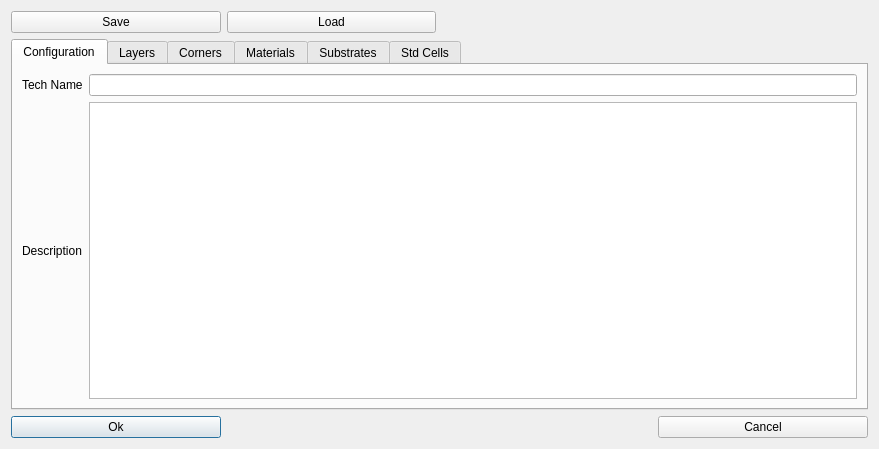
The window that qucs/technologyeditor.ui (ariasensing/qucs-ic) describes before a commit, drawn with Qt 5.
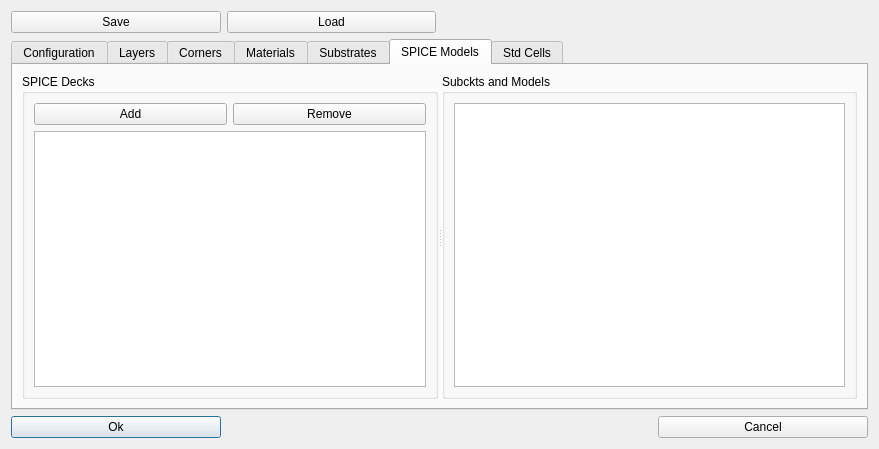
The same window after the commit. The open tabs and pages were chosen to show the change.

```diff
--- a/qucs/technologyeditor.ui
+++ b/qucs/technologyeditor.ui
@@ -304,6 +304,54 @@
        </item>
       </layout>
      </widget>
+     <widget class="QWidget" name="tabModels">
+      <attribute name="title">
+       <string>SPICE Models</string>
+      </attribute>
+      <layout class="QGridLayout" name="gridLayout_12">
+       <item row="0" column="0">
+        <widget class="QSplitter" name="splitter_2">
+         <property name="orientation">
+          <enum>Qt::Orientation::Horizontal</enum>
+         </property>
+         <widget class="QGroupBox" name="groupBox_5">
+          <property name="title">
+           <string>SPICE Decks</string>
+          </property>
+          <layout class="QGridLayout" name="gridLayout_14">
+           <item row="0" column="0">
+            <widget class="QPushButton" name="btnAddDeck">
+             <property name="text">
+              <string>Add</string>
+             </property>
+            </widget>
+           </item>
+           <item row="2" column="0" colspan="2">
+            <widget class="QTableWidget" name="tblDecks"/>
+           </item>
+           <item row="0" column="1">
+            <widget class="QPushButton" name="btnRemoveDeck">
+             <property name="text">
+              <string>Remove</string>
+             </property>
+            </widget>
+           </item>
+          </layout>
+         </widget>
+         <widget class="QGroupBox" name="groupBox_6">
+          <property name="title">
+           <string>Subckts and Models</string>
+          </property>
+          <layout class="QGridLayout" name="gridLayout_13">
+           <item row="0" column="0">
+            <widget class="QTableWidget" name="tblSubckts"/>
+           </item>
+          </layout>
+         </widget>
+        </widget>
+       </item>
+      </layout>
+     </widget>
      <widget class="QWidget" name="tabStdCells">
       <attribute name="title">
        <string>Std Cells</string>
```
Left out of the diff: 9 changed lines with no effect on the pictures.
